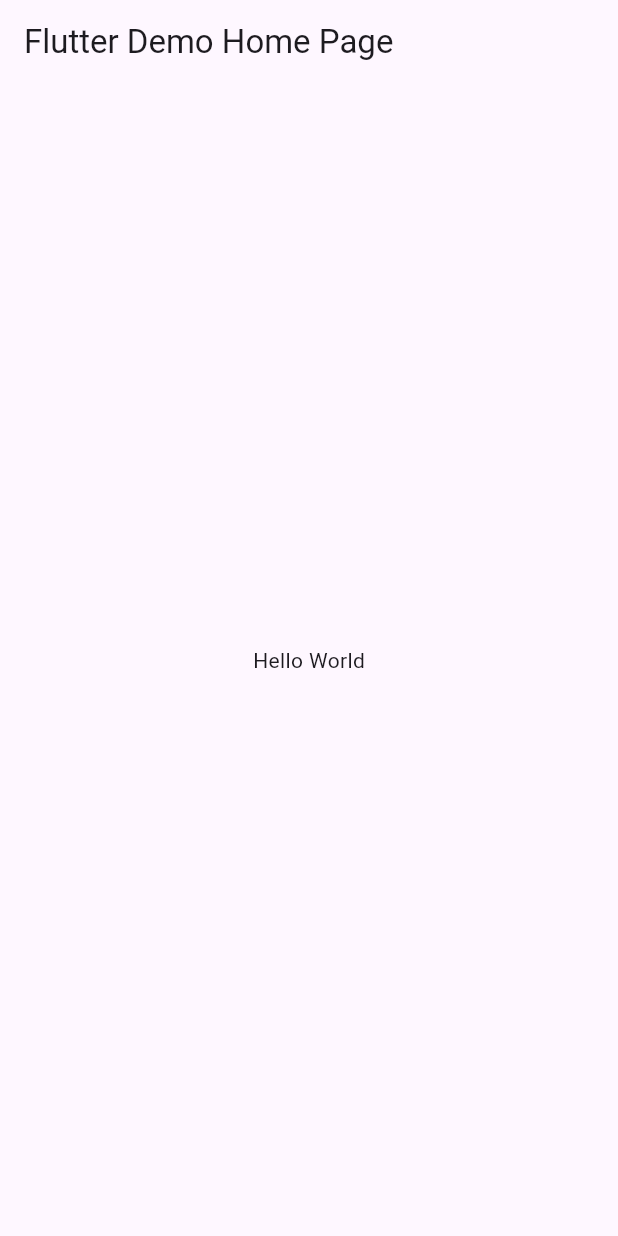
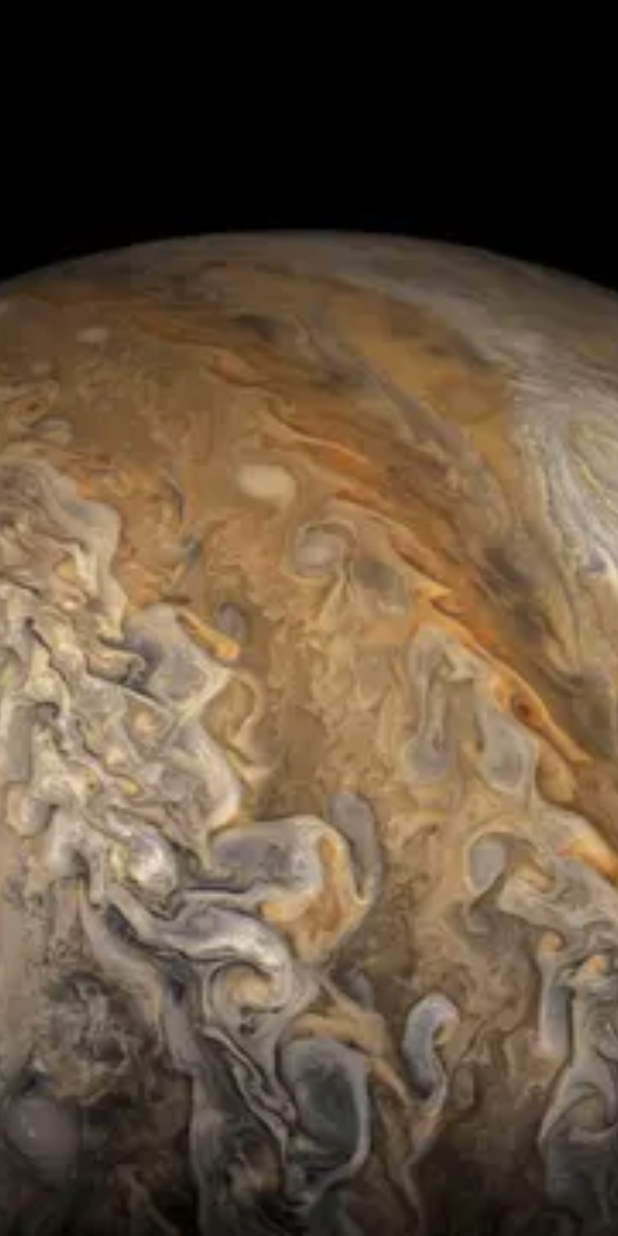
Before and after one commit to Nebot774/Final_Boss, a Flutter app: the screen it shows after launch, on a phone screen of 412 x 824 dp. Run offline on Flutter 3.47's test engine with Material 3 defaults, Android fonts, the phone set to English and light mode, and no system bars.

Commit message:
Commit:imagenes de fondo que van cambiando en home_page.dart implementadas

```diff
--- a/lib/bloc/ui/pages/home_page.dart
+++ b/lib/bloc/ui/pages/home_page.dart
@@ -0,0 +1,56 @@
+import 'dart:async';
+import 'package:flutter/material.dart';
+
+class HomePage extends StatefulWidget {
+  @override
+  _HomePageState createState() => _HomePageState();
+}
+
+class _HomePageState extends State<HomePage> {
+  List<String> images = [
+    'assets/imagenes/i_home/foratNegre.png',
+    'assets/imagenes/i_home/jupi.png',
+    'assets/imagenes/i_home/nebulosa.png',
+    'assets/imagenes/i_home/quintetoGalaxias.png'
+  ];
+
+  int _currentIndex = 0;
+  Timer? _timer; // Declarar _timer como nulo
+
+  @override
+  void initState() {
+    super.initState();
+    _timer = Timer.periodic(Duration(seconds: 5), (Timer timer) {
+      setState(() {
+        _currentIndex = (_currentIndex + 1) % images.length;
+      });
+    });
+  }
+
+  @override
+  void dispose() {
+    _timer?.cancel();
+    super.dispose();
+  }
+
+  @override
+  Widget build(BuildContext context) {
+    return Scaffold(
+      body: Stack(
+        children: <Widget>[
+          AnimatedSwitcher(
+            duration: Duration(seconds: 1),
+            child: Image.asset(
+              images[_currentIndex],
+              key: ValueKey<int>(_currentIndex),
+              fit: BoxFit.cover,
+              width: double.infinity,
+              height: double.infinity,
+            ),
+          ),
+          // Aquí va el contenido de tu página encima de la imagen de fondo
+        ],
+      ),
+    );
+  }
+}
--- a/lib/main.dart
+++ b/lib/main.dart
@@ -1,4 +1,5 @@
 import 'package:flutter/material.dart';
+import 'bloc/ui/pages/home_page.dart'; // Asegúrate de que esta ruta de importación sea correcta
 
 void main() {
   runApp(const MyApp());
@@ -10,15 +11,8 @@ class MyApp extends StatelessWidget {
   @override
   Widget build(BuildContext context) {
     return MaterialApp(
-      title: 'Flutter Demo',
-      home: Scaffold(
-        appBar: AppBar(
-          title: Text('Flutter Demo Home Page'),
-        ),
-        body: Center(
-          child: Text('Hello World'),
-        ),
-      ),
+      title: '', // Cambia esto al título de tu aplicación
+      home: HomePage(), // Redirige a HomePage al iniciar
     );
   }
 }
--- a/pubspec.yaml
+++ b/pubspec.yaml
@@ -44,6 +44,8 @@ dev_dependencies:
 
 flutter:
   uses-material-design: true
+  assets:
+    - assets/imagenes/i_home/
   fonts:
     - family: Exo
       fonts:
```
Also changed, not shown: assets/imagenes/i_home/foratNegre.png (added), assets/imagenes/i_home/jupi.png (added), assets/imagenes/i_home/logo_Nasa.png (added), assets/imagenes/i_home/nebulosa.png (added), assets/imagenes/i_home/quintetoGalaxias.png (added).
